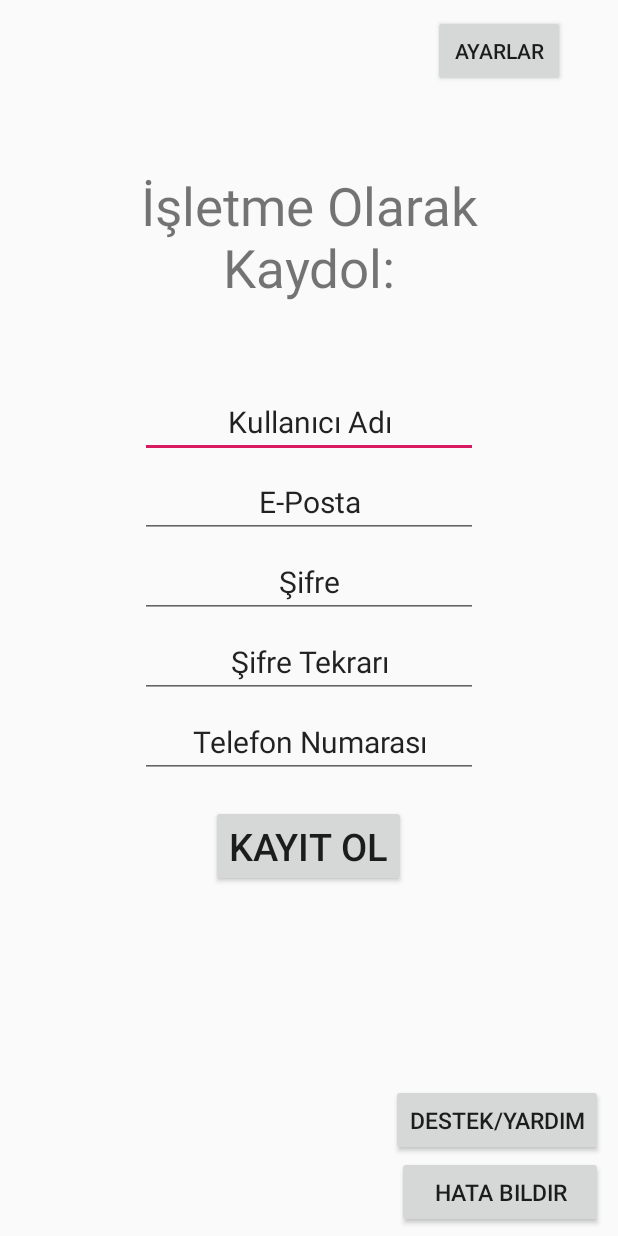
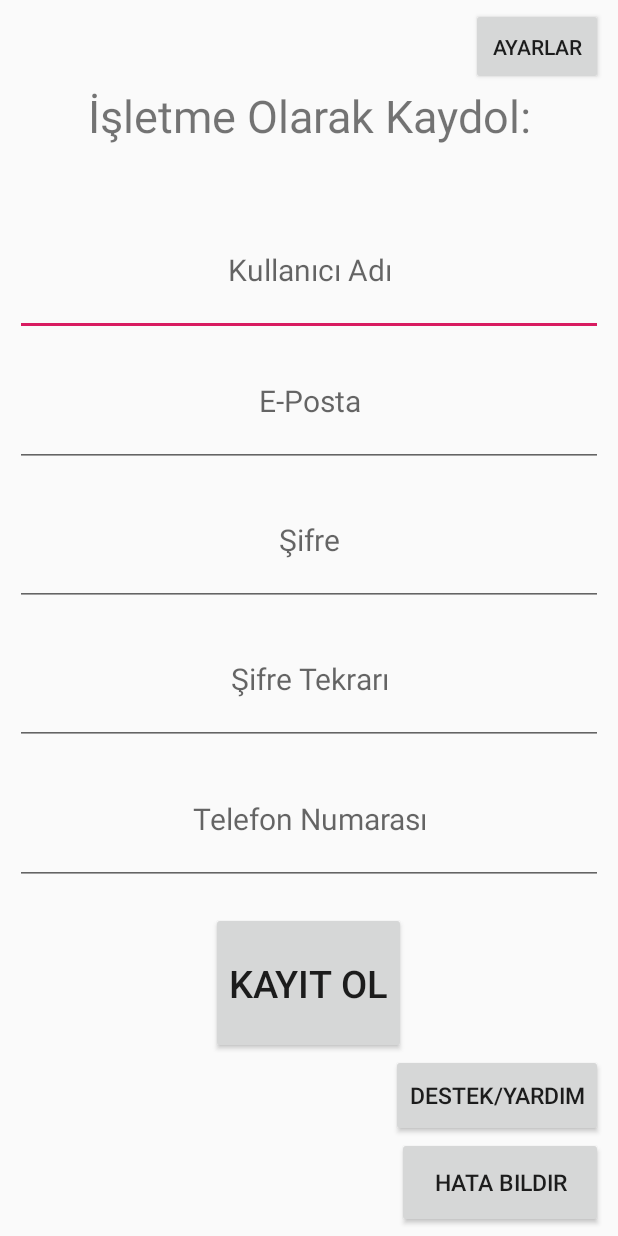
Before and after one commit to Xelorium/garsonasonproject, an Android app: the businessRegisterActivity screen opened directly, with no data from a screen before it, on a phone screen of 412 x 824 dp. Run offline under Robolectric (Android 15) with nearby library versions, the phone set to English and light mode, and no system bars; our stand-ins replace Firebase (no records; nobody signed in at launch, a user with empty details on screens opened directly).

Commit message:
Firebase register connection is established, fixed some design bugs

```diff
--- a/app/src/main/java/com/example/garsonason/businessRegisterActivity.java
+++ b/app/src/main/java/com/example/garsonason/businessRegisterActivity.java
@@ -1,14 +1,68 @@
 package com.example.garsonason;
 
+import androidx.annotation.NonNull;
 import androidx.appcompat.app.AppCompatActivity;
 
+import android.content.Intent;
 import android.os.Bundle;
+import android.view.View;
+import android.widget.Button;
+import android.widget.EditText;
+import android.widget.Toast;
+
+import com.google.android.gms.tasks.OnCompleteListener;
+import com.google.android.gms.tasks.Task;
+import com.google.firebase.auth.AuthResult;
+import com.google.firebase.auth.FirebaseAuth;
 
 public class businessRegisterActivity extends AppCompatActivity {
-
+    private FirebaseAuth mAuth;
+    private Button businessRegister_Button;
+    private EditText businessRegister_id_Edittext;
+    private EditText businessRegister_mail_Edittext;
+    private EditText businessRegister_password_Edittext;
     @Override
     protected void onCreate(Bundle savedInstanceState) {
         super.onCreate(savedInstanceState);
         setContentView(R.layout.activity_business_register);
+        businessRegister_id_Edittext=(EditText) findViewById(R.id.businessRegister_id_Edittext);
+        businessRegister_mail_Edittext=(EditText) findViewById(R.id.businessRegister_mail_Edittext);
+        businessRegister_password_Edittext=(EditText) findViewById(R.id.businessRegister_password_Edittext);
+        businessRegister_Button=(Button) findViewById(R.id.businessRegister_Button);
+
+
+        mAuth=FirebaseAuth.getInstance();
+        businessRegister_Button.setOnClickListener(new View.OnClickListener() {
+            @Override
+            public void onClick(View v) {
+             String posta = businessRegister_mail_Edittext.getText().toString();
+             String sifre = businessRegister_password_Edittext.getText().toString();
+
+                kayitOl(posta, sifre);
+
+
+            }
+        });
+
+
     }
+
+    private void kayitOl(String posta, String sifre) {
+        mAuth.createUserWithEmailAndPassword(posta,sifre).addOnCompleteListener(new OnCompleteListener<AuthResult>() {
+            @Override
+            public void onComplete(@NonNull Task<AuthResult> task) {
+              if (task.isSuccessful()){
+                  Intent kayitTamamlandi = new Intent(businessRegisterActivity.this, loginActivity.class);
+                  startActivity(kayitTamamlandi);
+              }
+              else
+              {
+
+                  Toast.makeText(getApplicationContext(),"hata"+task.getException().getMessage(),Toast.LENGTH_SHORT).show();
+              }
+            }
+        });
+    }
+
+
 }
--- a/app/src/main/res/layout/activity_business_register.xml
+++ b/app/src/main/res/layout/activity_business_register.xml
@@ -4,104 +4,119 @@
     xmlns:tools="http://schemas.android.com/tools"
     android:layout_width="match_parent"
     android:layout_height="match_parent"
-    tools:context=".loginActivity"
-    android:gravity="right"
-    android:orientation="vertical">
-
+    android:orientation="vertical"
+    tools:context=".loginActivity">
+<LinearLayout
+    android:layout_width="match_parent"
+    android:layout_height="match_parent"
+    android:orientation="vertical"
+    android:layout_marginTop="5dp"
+    android:layout_marginRight="10dp"
+    android:layout_marginLeft="10dp"
+    android:layout_marginBottom="5dp"
+    android:layout_gravity="center">
     <Button
+        android:layout_weight="0.1"
         android:id="@+id/settings"
         android:layout_width="wrap_content"
         android:layout_height="wrap_content"
-        android:text="Ayarlar"
-        android:layout_marginRight="35dp"
-        android:layout_marginTop="10dp"
-        />
+        android:layout_gravity="right"
+        android:text="Ayarlar" />
 
     <TextView
+        android:layout_weight="1"
         android:id="@+id/title"
-        android:layout_width="297dp"
+        android:layout_width="match_parent"
         android:layout_height="wrap_content"
         android:layout_gravity="center"
-        android:layout_marginTop="55dp"
         android:text="İşletme Olarak Kaydol:"
         android:textAlignment="center"
-        android:textSize="35dp"/>
+        android:textSize="30dp"/>
 
     <EditText
+
+        android:layout_weight="1"
         android:id="@+id/businessRegister_id_Edittext"
-        android:layout_width="225dp"
+        android:layout_width="match_parent"
         android:layout_height="wrap_content"
         android:layout_gravity="center"
-        android:layout_marginTop="55dp"
-        android:text="Kullanıcı Adı"
+
+        android:hint="Kullanıcı Adı"
         android:textAlignment="center"
         android:textSize="20dp" />
 
     <EditText
+        android:layout_weight="1"
         android:id="@+id/businessRegister_mail_Edittext"
-        android:layout_width="225dp"
+        android:layout_width="match_parent"
+        android:layout_height="wrap_content"
+        android:layout_gravity="center"
+
+        android:hint="E-Posta"
+        android:inputType="textEmailAddress"
+        android:textAlignment="center"
+        android:textSize="20dp" />
+
+    <EditText
+        android:layout_weight="1"
+        android:id="@+id/businessRegister_password_Edittext"
+        android:layout_width="match_parent"
         android:layout_height="wrap_content"
         android:layout_gravity="center"
         android:layout_marginTop="5dp"
-        android:text="E-Posta"
+        android:hint="Şifre"
         android:textAlignment="center"
         android:textSize="20dp" />
+
     <EditText
-        android:id="@+id/businessRegister_password_Edittext"
-        android:layout_width="225dp"
+        android:layout_weight="1"
+        android:id="@+id/businessRegister_passwordRepeat_Edittext"
+        android:layout_width="match_parent"
         android:layout_height="wrap_content"
         android:layout_gravity="center"
         android:layout_marginTop="5dp"
-        android:text="Şifre"
+        android:hint="Şifre Tekrarı"
         android:textAlignment="center"
         android:textSize="20dp" />
+
     <EditText
-        android:id="@+id/businessRegister_passwordRepeat_Edittext"
-        android:layout_width="225dp"
+        android:layout_weight="1"
+        android:id="@+id/businessRegister_phoneNumber_Edittext"
+        android:layout_width="match_parent"
         android:layout_height="wrap_content"
         android:layout_gravity="center"
         android:layout_marginTop="5dp"
-        android:text="Şifre Tekrarı"
-        android:textAlignment="center"
-        android:textSize="20dp" />
-    <EditText
-        android:id="@+id/businessRegister_phoneNumber_Edittext"
-        android:layout_width="225dp"
-        android:layout_height="wrap_content"
-        android:layout_gravity="center"
-        android:layout_marginTop="5dp"
-        android:text="Telefon Numarası"
+        android:hint="Telefon Numarası"
+        android:inputType="number"
         android:textAlignment="center"
         android:textSize="20dp" />
 
     <Button
+        android:layout_weight="1"
         android:id="@+id/businessRegister_Button"
         android:layout_width="wrap_content"
         android:layout_height="wrap_content"
         android:layout_gravity="center"
         android:layout_marginTop="18dp"
         android:text="Kayıt Ol"
-        android:textSize="25dp"
-        />
-
+        android:textSize="25dp" />
     <LinearLayout
+        android:layout_weight="0.5"
         android:layout_width="match_parent"
-        android:layout_height="match_parent"
+        android:layout_height="wrap_content"
         android:orientation="vertical"
-        android:gravity="bottom"
-        android:layout_marginRight="10dp"
-        android:layout_marginBottom="5dp">
-
-
+        android:gravity="bottom">
         <Button
+            android:layout_weight="0.3"
             android:id="@+id/support_Button"
             android:layout_width="wrap_content"
             android:layout_height="wrap_content"
+            android:layout_gravity="right"
             android:text="Destek/Yardım"
-            android:textSize="15dp"
-            android:layout_gravity="right"/>
+            android:textSize="15dp" />
 
         <Button
+            android:layout_weight="0.5"
             android:id="@+id/reportBug_Button"
             android:layout_width="137dp"
             android:layout_height="wrap_content"
@@ -110,6 +125,9 @@
             android:textSize="15dp" />
     </LinearLayout>
 
+</LinearLayout>
+
+
 
 
 </LinearLayout>
--- a/app/src/main/res/layout/activity_login.xml
+++ b/app/src/main/res/layout/activity_login.xml
@@ -33,7 +33,7 @@
         android:layout_height="wrap_content"
         android:layout_gravity="center"
         android:layout_marginTop="55dp"
-        android:text="Kullanıcı Adı"
+        android:hint="Kullanıcı Adı"
         android:textAlignment="center"
         android:textSize="20dp" />
 
@@ -43,7 +43,8 @@
         android:layout_height="wrap_content"
         android:layout_gravity="center"
         android:layout_marginTop="10dp"
-        android:text="Şifre"
+        android:hint="Şifre"
+        android:inputType="textPassword"
         android:textAlignment="center"
         android:textSize="20dp" />
 
```
Also changed, not shown: app/src/main/java/com/example/garsonason/MainActivity.java (+35 -0 lines), app/src/main/java/com/example/garsonason/registerButtonsActivity.java (+32 -0 lines), app/src/main/res/layout/activity_customer_register.xml (+10 -5 lines).
